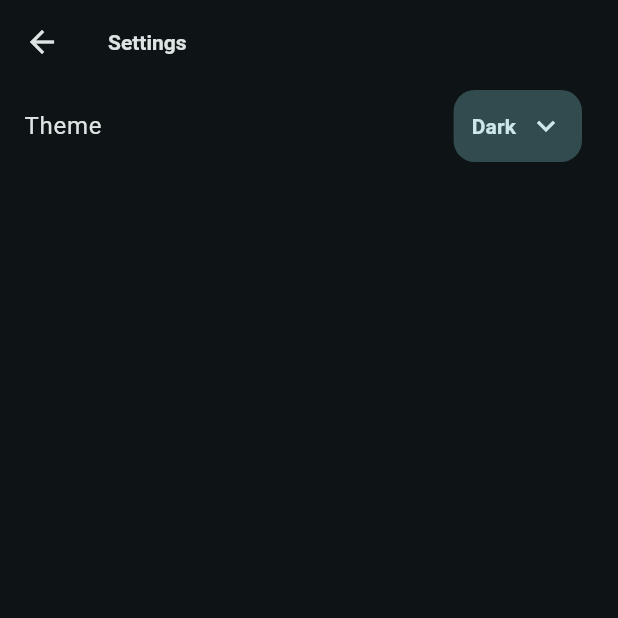
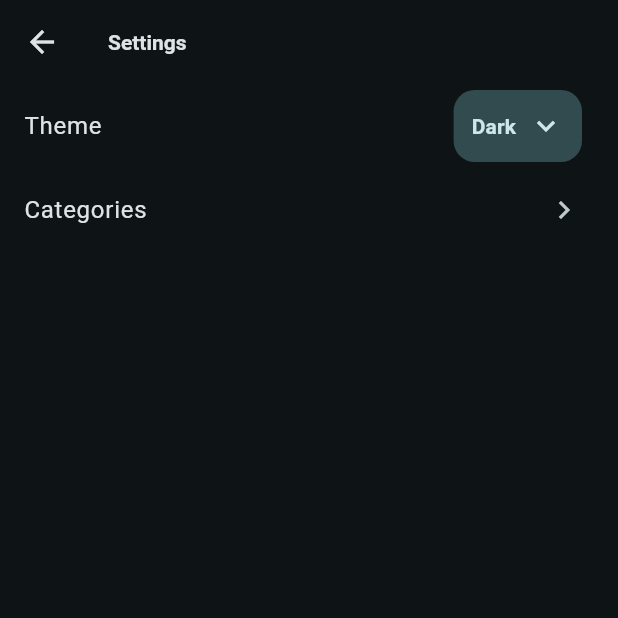
Before and after one commit to dissanayakeG/flutter-list-tracker, a Flutter app: the screen it shows after launch, after a tap on the "settings" icon, on a phone screen of 412 x 824 dp, the top half of it. Run offline on Flutter 3.47's test engine with Material 3 defaults, Android fonts, the phone set to English and light mode, and no system bars; our stand-ins replace csv, drift, drift_flutter, file_picker, flutter_riverpod, go_router; accounts and stored records are empty; generated files the repository leaves out were written again.

Commit message:
feat(ui ux improvements) : move category management into settings

```diff
--- a/lib/ui/dashboard/dashboard_page.dart
+++ b/lib/ui/dashboard/dashboard_page.dart
@@ -32,11 +32,6 @@ class _DashboardPageState extends ConsumerState<DashboardPage> {
       appBar: AppBar(
         title: const Text('List Tracker'),
         actions: [
-          IconButton(
-            onPressed: () => context.push('/categories'),
-            icon: const Icon(Icons.category_outlined),
-            tooltip: 'Manage categories',
-          ),
           if (_isImporting)
             const Padding(
               padding: EdgeInsets.all(12),
--- a/lib/ui/settings/settings_page.dart
+++ b/lib/ui/settings/settings_page.dart
@@ -1,5 +1,6 @@
 import 'package:flutter/material.dart';
 import 'package:flutter_riverpod/flutter_riverpod.dart';
+import 'package:go_router/go_router.dart';
 
 final appThemeModeProvider = NotifierProvider<ThemeModeNotifier, ThemeMode>(
   ThemeModeNotifier.new,
@@ -33,7 +34,33 @@ class SettingsPage extends ConsumerWidget {
       body: SafeArea(
         child: ListView(
           children: [
-            ListTile(
+            _ThemeSelectionTile(context, colors: colors, themeMode: themeMode),
+
+            _CategoryListTile(context),
+          ],
+        ),
+      ),
+    );
+  }
+}
+
+class _ThemeSelectionTile extends ConsumerWidget {
+  const _ThemeSelectionTile(
+    this.context, {
+    super.key,
+    required this.colors,
+    required this.themeMode,
+  });
+
+  final BuildContext context;
+  final ColorScheme colors;
+  final ThemeMode themeMode;
+
+  @override
+  Widget build(BuildContext context, WidgetRef ref) {
+    final themeMode = ref.watch(appThemeModeProvider);
+
+    return ListTile(
       title: const Text('Theme'),
       trailing: PopupMenuButton<ThemeMode>(
         key: const ValueKey('theme-mode-menu'),
@@ -45,9 +72,7 @@ class SettingsPage extends ConsumerWidget {
         surfaceTintColor: Colors.transparent,
         elevation: 2,
         borderRadius: BorderRadius.circular(14),
-                shape: RoundedRectangleBorder(
-                  borderRadius: BorderRadius.circular(14),
-                ),
+        shape: RoundedRectangleBorder(borderRadius: BorderRadius.circular(14)),
         onSelected: (value) {
           ref.read(appThemeModeProvider.notifier).update(value);
         },
@@ -82,27 +107,34 @@ class SettingsPage extends ConsumerWidget {
                 children: [
                   Text(
                     _themeModeLabel(themeMode),
-                            style: Theme.of(context).textTheme.labelLarge
-                                ?.copyWith(
+                    style: Theme.of(context).textTheme.labelLarge?.copyWith(
                       color: colors.onSecondaryContainer,
                       fontWeight: FontWeight.w700,
                     ),
                   ),
                   const SizedBox(width: 8),
-                          Icon(
-                            Icons.expand_more,
-                            color: colors.onSecondaryContainer,
-                          ),
+                  Icon(Icons.expand_more, color: colors.onSecondaryContainer),
                 ],
               ),
             ),
           ),
         ),
       ),
-            ),
-          ],
-        ),
-      ),
     );
   }
 }
+
+class _CategoryListTile extends ConsumerWidget {
+  const _CategoryListTile(this.context, {super.key});
+
+  final BuildContext context;
+
+  @override
+  Widget build(BuildContext context, WidgetRef ref) {
+    return ListTile(
+      title: const Text('Categories'),
+      trailing: const Icon(Icons.chevron_right),
+      onTap: () => context.push('/categories'),
+    );
+  }
+}
```
Also changed, not shown: lib/ui/add_list/add_list_page.dart (+21 -2 lines), 2 other files. Lines whose indentation alone changed are shown as unchanged.
